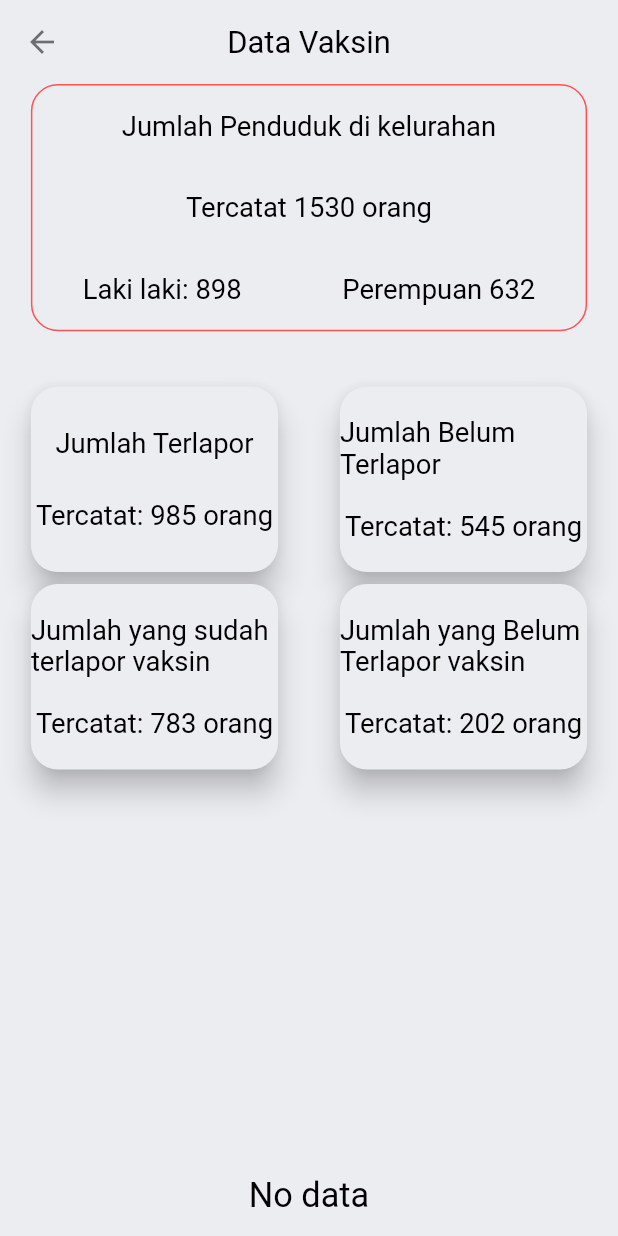
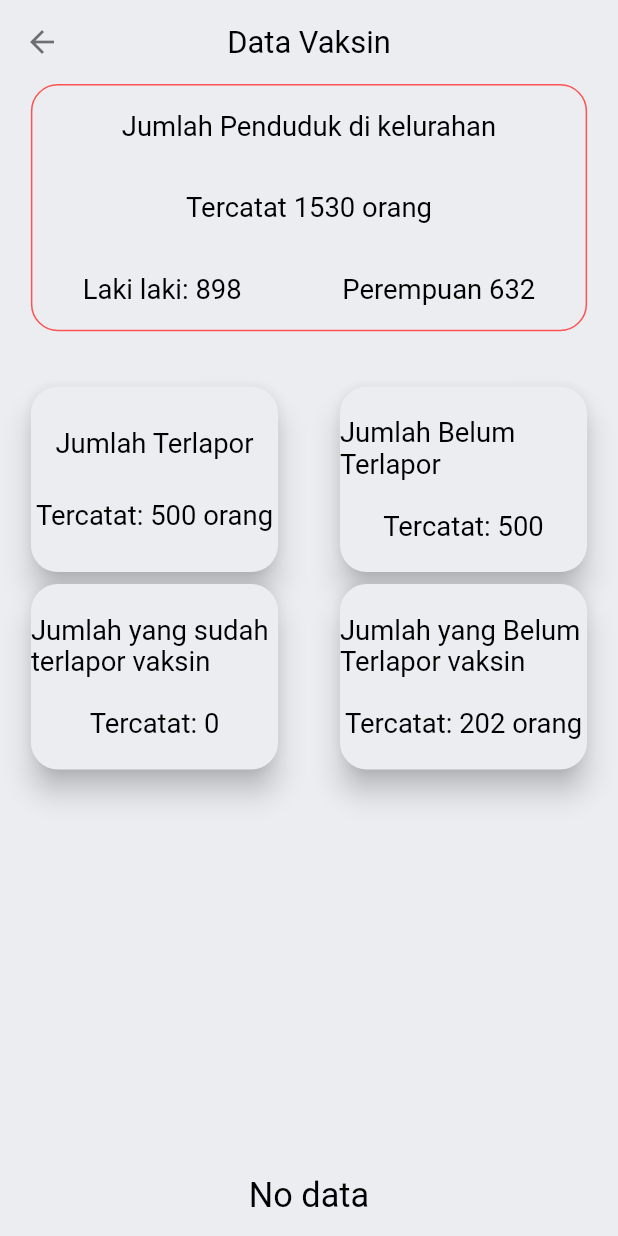
Before and after one commit to tonyhart7/vaccine-app-check, a Flutter app: the RegistVaccineList screen opened directly, on a phone screen of 412 x 824 dp. Run offline on Flutter 3.47's test engine with Material 2 defaults, Android fonts, the phone set to English and light mode, and no system bars; our stand-ins replace bottom_navy_bar, dio, dropdown_search, flutter_screenutil, flutter_svg, get and 5 more; missing offline and left inert: mapbox_gl, snapping_sheet; accounts and stored records are empty; generated files the repository leaves out were written again; network calls fail.

Commit message:
chart changes

```diff
--- a/lib/src/regist_vaccine/regist_vaccine_list.dart
+++ b/lib/src/regist_vaccine/regist_vaccine_list.dart
@@ -1,4 +1,3 @@
-import 'package:intl/intl.dart';
 import 'package:flutter/material.dart';
 import 'package:flutter_screenutil/flutter_screenutil.dart';
 
@@ -97,7 +96,7 @@ class _RegistVaccineListState extends State<RegistVaccineList> {
                                   style: AppStyle.textSubTitle,
                                 ),
                                 Text(
-                                  'Tercatat: 985 orang',
+                                  'Tercatat: 500 orang',
                                   style: AppStyle.textSubTitle,
                                 ),
                               ],
@@ -119,7 +118,7 @@ class _RegistVaccineListState extends State<RegistVaccineList> {
                                   style: AppStyle.textSubTitle,
                                 ),
                                 Text(
-                                  'Tercatat: 545 orang',
+                                  'Tercatat: ${500 - controller.listRecord.length}',
                                   style: AppStyle.textSubTitle,
                                 ),
                               ],
@@ -146,7 +145,7 @@ class _RegistVaccineListState extends State<RegistVaccineList> {
                                   style: AppStyle.textSubTitle,
                                 ),
                                 Text(
-                                  'Tercatat: 783 orang',
+                                  'Tercatat: ${controller.listRecord.length}',
                                   style: AppStyle.textSubTitle,
                                 ),
                               ],
--- a/lib/src/regist_vaccine/regist_vaccine_repository.dart
+++ b/lib/src/regist_vaccine/regist_vaccine_repository.dart
@@ -44,8 +44,7 @@ class RegistVaccineRepository {
       } else {
         return null;
       }
-    } on DioError catch (e) {
-      print(e.response?.statusMessage);
+    } on DioError {
       return null;
     }
   }
```
